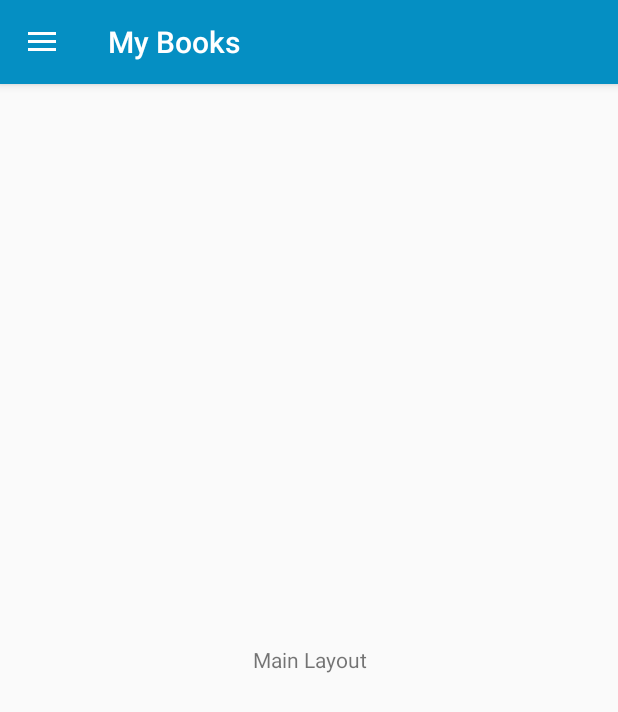
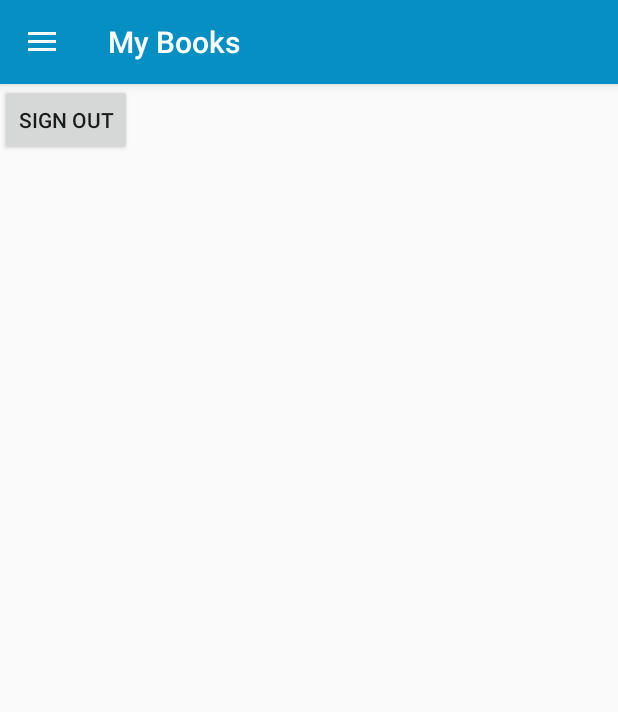
Before and after one commit to bijayee-saswata/MyBooks, an Android app: the screen it shows after launch once a user with an empty profile is signed in (navActivity), on a phone screen of 412 x 824 dp. Shown: the top 712 px of the screen. Run offline under Robolectric (Android 15) with nearby library versions, the phone set to English and light mode, and no system bars; our stand-ins replace Firebase (no records; nobody signed in at launch, a user with empty details on screens opened directly).

Commit message:
google sign in

```diff
--- a/app/src/main/java/com/example/bg/mybooks/MainActivity.java
+++ b/app/src/main/java/com/example/bg/mybooks/MainActivity.java
@@ -4,6 +4,7 @@ import android.app.ProgressDialog;
 import android.content.Intent;
 import android.nfc.Tag;
 import android.support.annotation.NonNull;
+import android.support.design.widget.Snackbar;
 import android.support.v7.app.AppCompatActivity;
 import android.os.Bundle;
 import android.util.Log;
@@ -30,68 +31,64 @@ import com.google.firebase.auth.FirebaseAuth;
 import com.google.firebase.auth.FirebaseUser;
 import com.google.firebase.auth.GoogleAuthProvider;
 
-public class MainActivity extends AppCompatActivity implements GoogleApiClient.OnConnectionFailedListener {
+public class MainActivity extends AppCompatActivity  {
     private SignInButton mGoogleBtn;
-    GoogleSignInClient mGoogleSignInClient;
-    public static final int RC_SIGN_IN=1;
+    private static final int RC_SIGN_IN=1;
     private GoogleApiClient mGoogleApiClient;
+    private FirebaseAuth mAuth;
+    private FirebaseAuth.AuthStateListener mAuthListener;
     private static final String TAG="MAIN_ACTIVITY";
-    private FirebaseAuth mAuth;
-    private ProgressDialog mDialog;
-    private FirebaseAuth.AuthStateListener mAuthListener;
 
     @Override
     protected void onCreate(Bundle savedInstanceState) {
         super.onCreate(savedInstanceState);
         setContentView(R.layout.activity_main);
 
-        // Configure sign-in to request the user's ID, email address, and basic
-        // profile. ID and basic profile are included in DEFAULT_SIGN_IN.
-        GoogleSignInOptions gso = new GoogleSignInOptions.Builder(GoogleSignInOptions.DEFAULT_SIGN_IN).requestIdToken(getString(R.string.default_web_client_id)).requestEmail().build();
+        mAuth=FirebaseAuth.getInstance();
+        mAuthListener=new FirebaseAuth.AuthStateListener() {
+            @Override
+            public void onAuthStateChanged(@NonNull FirebaseAuth firebaseAuth) {
+                if (firebaseAuth.getCurrentUser()!=null)
+                {
+                    startActivity(new Intent(MainActivity.this,navActivity.class));
+                }
+            }
+        };
+        mGoogleBtn =(SignInButton)findViewById(R.id.googleBtn);
 
+        // Configure Google Sign In
+        GoogleSignInOptions gso = new GoogleSignInOptions.Builder(GoogleSignInOptions.DEFAULT_SIGN_IN)
+                .requestIdToken(getString(R.string.default_web_client_id))
+                .requestEmail()
+                .build();
 
-
-        mGoogleApiClient=new GoogleApiClient.Builder(this).enableAutoManage(MainActivity.this, new GoogleApiClient.OnConnectionFailedListener() {
-            @Override
-            public void onConnectionFailed(@NonNull ConnectionResult connectionResult) {
-                Toast.makeText(MainActivity.this," Error ",Toast.LENGTH_SHORT);
-            }
-        }).addApi(Auth.GOOGLE_SIGN_IN_API,gso).build();
-
-        mGoogleBtn=(SignInButton) findViewById(R.id.g_sign_in);
-        mGoogleBtn.setSize(SignInButton.SIZE_WIDE);
-        mGoogleBtn.setColorScheme(SignInButton.COLOR_DARK);
+        mGoogleApiClient=new GoogleApiClient.Builder(getApplicationContext())
+                .enableAutoManage(this, new GoogleApiClient.OnConnectionFailedListener() {
+                    @Override
+                    public void onConnectionFailed(@NonNull ConnectionResult connectionResult) {
+                        Toast.makeText(MainActivity.this,"You Got An Error",Toast.LENGTH_LONG).show();
+                    }
+                })
+                .addApi(Auth.GOOGLE_SIGN_IN_API,gso)
+                .build();
 
         mGoogleBtn.setOnClickListener(new View.OnClickListener() {
             @Override
             public void onClick(View view) {
-                Intent intent=Auth.GoogleSignInApi.getSignInIntent(mGoogleApiClient);
-                startActivityForResult(intent,RC_SIGN_IN);
+                signIn();
             }
         });
-
-        mAuth=FirebaseAuth.getInstance();
-        mAuthListener= new FirebaseAuth.AuthStateListener() {
-            @Override
-            public void onAuthStateChanged(@NonNull FirebaseAuth firebaseAuth) {
-                FirebaseUser user=mAuth.getCurrentUser();
-                if(user!=null){
-                    goMainScreen();
-                }
-            }
-        };
-
     }
-
 
     @Override
     protected void onStart() {
         super.onStart();
         mAuth.addAuthStateListener(mAuthListener);
     }
-    @Override
-    public void onConnectionFailed(@NonNull ConnectionResult connectionResult) {
-        Toast.makeText(MainActivity.this," Network Problem ",Toast.LENGTH_SHORT).show();
+
+    private void signIn() {
+        Intent signInIntent = Auth.GoogleSignInApi.getSignInIntent(mGoogleApiClient);
+        startActivityForResult(signInIntent, RC_SIGN_IN);
     }
 
     @Override
@@ -100,48 +97,47 @@ public class MainActivity extends AppCompatActivity implements GoogleApiClient.O
 
         // Result returned from launching the Intent from GoogleSignInApi.getSignInIntent(...);
         if (requestCode == RC_SIGN_IN) {
-            GoogleSignInResult result=Auth.GoogleSignInApi.getSignInResultFromIntent(data);
-           handleSignInResult(result);
-
+            Task<GoogleSignInAccount> task = GoogleSignIn.getSignedInAccountFromIntent(data);
+            try {
+                // Google Sign In was successful, authenticate with Firebase
+                GoogleSignInAccount account = task.getResult(ApiException.class);
+                firebaseAuthWithGoogle(account);
+            } catch (ApiException e) {
+                // Google Sign In failed, update UI appropriately
+                Log.w(TAG, "Google sign in failed", e);
+                // ...
+            }
         }
     }
 
-    private void handleSignInResult(GoogleSignInResult result) {
-        if(result.isSuccess())
-        {
-            firebaseAuthWithGoogle(result.getSignInAccount());
+    private void firebaseAuthWithGoogle(GoogleSignInAccount account) {
 
+            Log.d(TAG, "firebaseAuthWithGoogle:" + account.getId());
 
-        }
-        else {
-            Toast.makeText(MainActivity.this," Sorry Login Unsuccessful ",Toast.LENGTH_SHORT).show();
-        }
+            AuthCredential credential = GoogleAuthProvider.getCredential(account.getIdToken(), null);
+            mAuth.signInWithCredential(credential)
+                    .addOnCompleteListener(this, new OnCompleteListener<AuthResult>() {
+                        @Override
+                        public void onComplete(@NonNull Task<AuthResult> task) {
+                            if (task.isSuccessful()) {
+                                // Sign in success, update UI with the signed-in user's information
+                                Log.d(TAG, "signInWithCredential:success");
+                                FirebaseUser user = mAuth.getCurrentUser();
+                                updateUI(user);
+                            } else {
+                                // If sign in fails, display a message to the user.
+                                Log.w(TAG, "signInWithCredential:failure", task.getException());
+                                Toast.makeText(MainActivity.this, "Authentication Failed.", Toast.LENGTH_SHORT).show();
+                                updateUI(null);
+                            }
+
+                            // ...
+                        }
+                    });
+
     }
-
-    private void firebaseAuthWithGoogle(GoogleSignInAccount signInAccount) {
-        mDialog=ProgressDialog.show(MainActivity.this,""," Signing In");
-        AuthCredential credential=GoogleAuthProvider.getCredential(signInAccount.getIdToken(),null);
-
-        mAuth.signInWithCredential(credential).addOnCompleteListener(this, new OnCompleteListener<AuthResult>() {
-            @Override
-            public void onComplete(@NonNull Task<AuthResult> task) {
-                mDialog.dismiss();
-                if(!task.isSuccessful()){
-                    Toast.makeText(getApplicationContext()," No Account Found ",Toast.LENGTH_SHORT).show();
-                }
-            }
-        });
-    }
-    private void goMainScreen() {
-        Intent intent=new Intent((getApplicationContext()),navActivity.class);
-        intent.addFlags(Intent.FLAG_ACTIVITY_CLEAR_TOP|Intent.FLAG_ACTIVITY_CLEAR_TASK|Intent.FLAG_ACTIVITY_NEW_TASK);
-        startActivity(intent);
+    private void updateUI(FirebaseUser user) {
     }
 
 
-    @Override
-    protected void onStop() {
-        super.onStop();
-        mAuth.removeAuthStateListener(mAuthListener);
-    }
 }
--- a/app/src/main/java/com/example/bg/mybooks/navActivity.java
+++ b/app/src/main/java/com/example/bg/mybooks/navActivity.java
@@ -1,5 +1,6 @@
 package com.example.bg.mybooks;
 
+import android.content.ClipData;
 import android.content.Intent;
 import android.support.annotation.NonNull;
 import android.support.v4.widget.DrawerLayout;
@@ -7,16 +8,23 @@ import android.support.v7.app.ActionBarDrawerToggle;
 import android.support.v7.app.AppCompatActivity;
 import android.os.Bundle;
 import android.view.MenuItem;
+import android.view.View;
+import android.widget.Button;
 
 import com.google.android.gms.auth.api.signin.GoogleSignInClient;
 import com.google.android.gms.tasks.OnCompleteListener;
 import com.google.android.gms.tasks.Task;
+import com.google.firebase.auth.FirebaseAuth;
+
+import org.w3c.dom.Text;
 
 public class navActivity extends AppCompatActivity {
 
     private DrawerLayout mDrawerLayout;
     private ActionBarDrawerToggle mToggle;
-    GoogleSignInClient mGoogleSignInClient;
+    private Button logoutBtn;
+    private FirebaseAuth mAuth;
+    private FirebaseAuth.AuthStateListener mAuthListener;
 
     @Override
     protected void onCreate(Bundle savedInstanceState) {
@@ -30,6 +38,30 @@ public class navActivity extends AppCompatActivity {
         mToggle.syncState();
 
         getSupportActionBar().setDisplayHomeAsUpEnabled(true);
+
+        mAuth=FirebaseAuth.getInstance();
+        mAuthListener=new FirebaseAuth.AuthStateListener() {
+            @Override
+            public void onAuthStateChanged(@NonNull FirebaseAuth firebaseAuth) {
+                if (firebaseAuth.getCurrentUser()==null)
+                {
+                    startActivity(new Intent(navActivity.this,MainActivity.class));
+                }
+            }
+        };
+        logoutBtn=(Button) findViewById(R.id.nav_logout);
+        logoutBtn.setOnClickListener(new View.OnClickListener() {
+            @Override
+            public void onClick(View view) {
+               mAuth.signOut();
+            }
+        });
+    }
+
+    @Override
+    protected void onStart() {
+        super.onStart();
+        mAuth.addAuthStateListener(mAuthListener);
     }
 
     @Override
@@ -42,19 +74,5 @@ public class navActivity extends AppCompatActivity {
         return super.onOptionsItemSelected(item);
     }
 
-    @Override
-    public void onBackPressed() {
-        signOut();
-    }
 
-    private void signOut() {
-        mGoogleSignInClient.signOut()
-                .addOnCompleteListener(this, new OnCompleteListener<Void>() {
-                    @Override
-                    public void onComplete(@NonNull Task<Void> task) {
-                        startActivity(new Intent(getApplicationContext(),MainActivity.class));
-                        // ...
-                    }
-                });
-    }
 }
--- a/app/src/main/res/layout/activity_nav.xml
+++ b/app/src/main/res/layout/activity_nav.xml
@@ -11,12 +11,12 @@
         android:layout_width="match_parent"
         android:layout_height="match_parent">
 
-        <TextView
-            android:layout_width="match_parent"
+
+        <Button
+            android:layout_width="wrap_content"
             android:layout_height="wrap_content"
-            android:text="Main Layout"
-            android:layout_gravity="center_vertical"
-            android:textAlignment="center"/>
+            android:text="Sign Out"
+            android:id="@+id/nav_logout"/>
 
     </LinearLayout>
 
```
Also changed, not shown: app/src/main/res/layout/activity_main.xml (+4 -9 lines).
